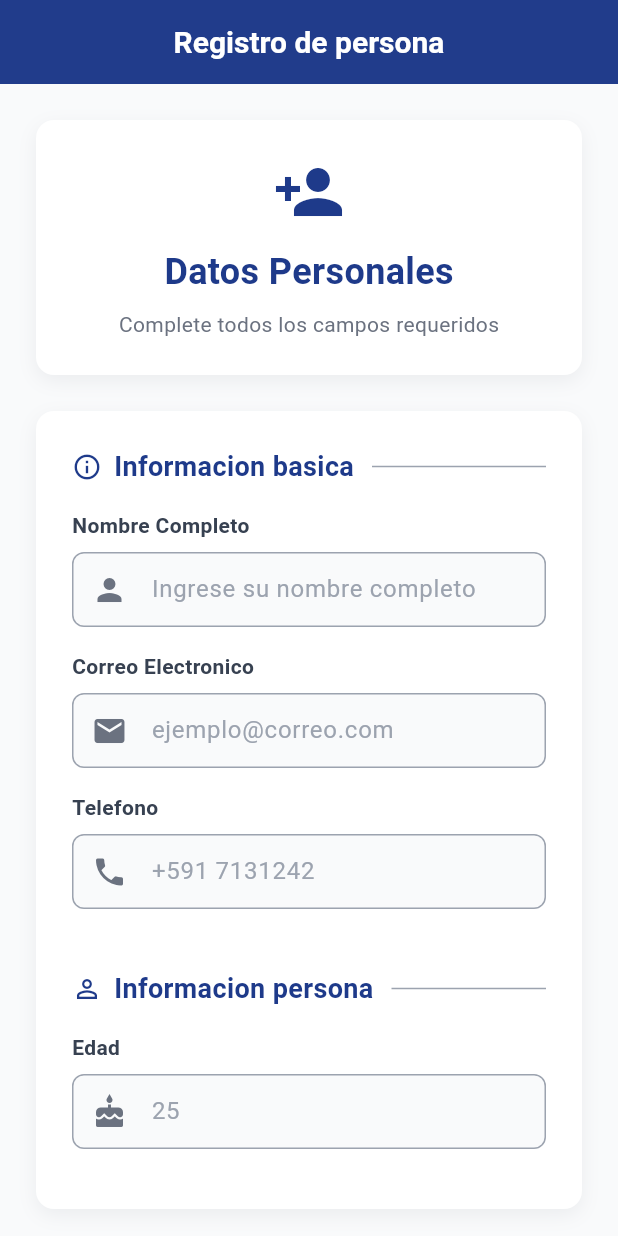
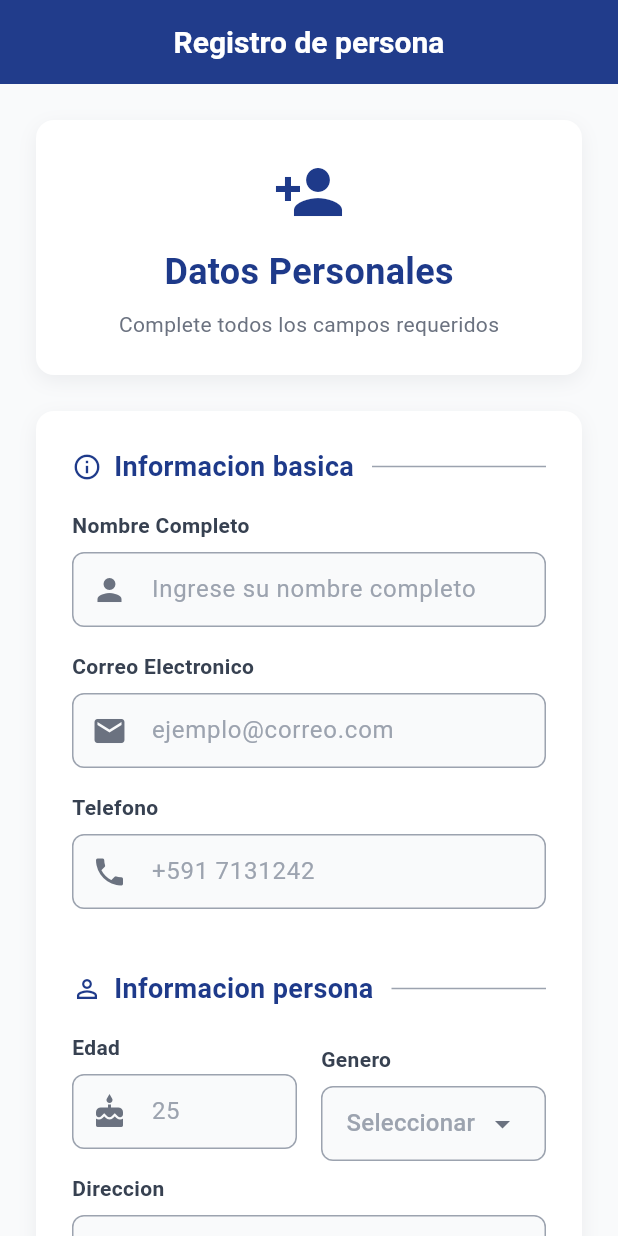
Before and after one commit to elingeyes/widgetestaticos, a Flutter app: the screen it shows after launch, on a phone screen of 412 x 824 dp. Run offline on Flutter 3.47's test engine with Material 3 defaults, Android fonts, the phone set to English and light mode, and no system bars.

Commit message:
creacion de los campos edad genero y direccion con los widgets declarados commit anteriores

```diff
--- a/lib/main.dart
+++ b/lib/main.dart
@@ -181,15 +181,31 @@ class RegistrationFormScreen extends StatelessWidget {
                   Row(
                     //creacion del elemento hijo para edad en informacion personal
                     children: [
+                      //definicion para edad
                       Expanded(
+                        //llamando al widget textfield declarado lineas abajo
                           child: _buildTextField(
                               label: 'Edad',
                               hint: '25',
                               icon: Icons.cake,
-                          )
-                      )
+                          ),
+                      ),
+                      SizedBox(width: 16),
+                      Expanded(
+                        //llamando al widget dropdown el cual esta definio para genero
+                          child: _buildDropdown(),
+                      ),
                     ],
-                  )
+                  ),
+
+                  //creacion del nuevo campo con la definicion de direccion
+                  _buildTextField(
+                      label: 'Direccion',
+                      hint: 'Avenida, Barrio, Calle, Numero',
+                      icon: Icons.location_on,
+                      maxLines: 2,
+                  ),
+
                 ],
               ),
             )
```
